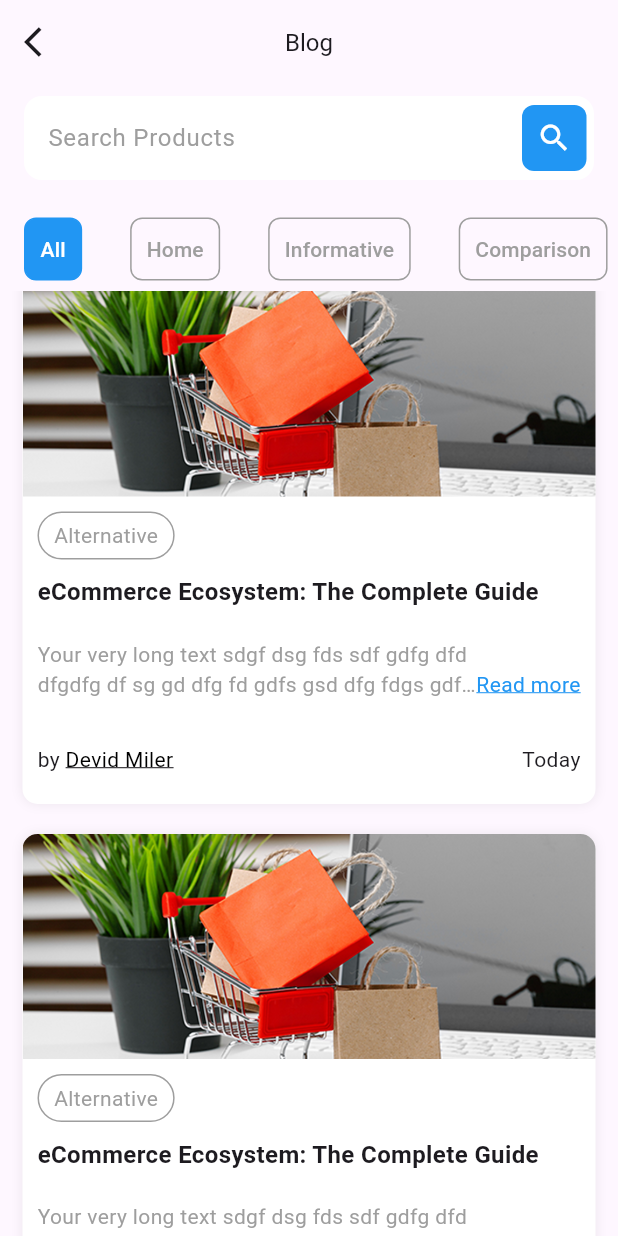
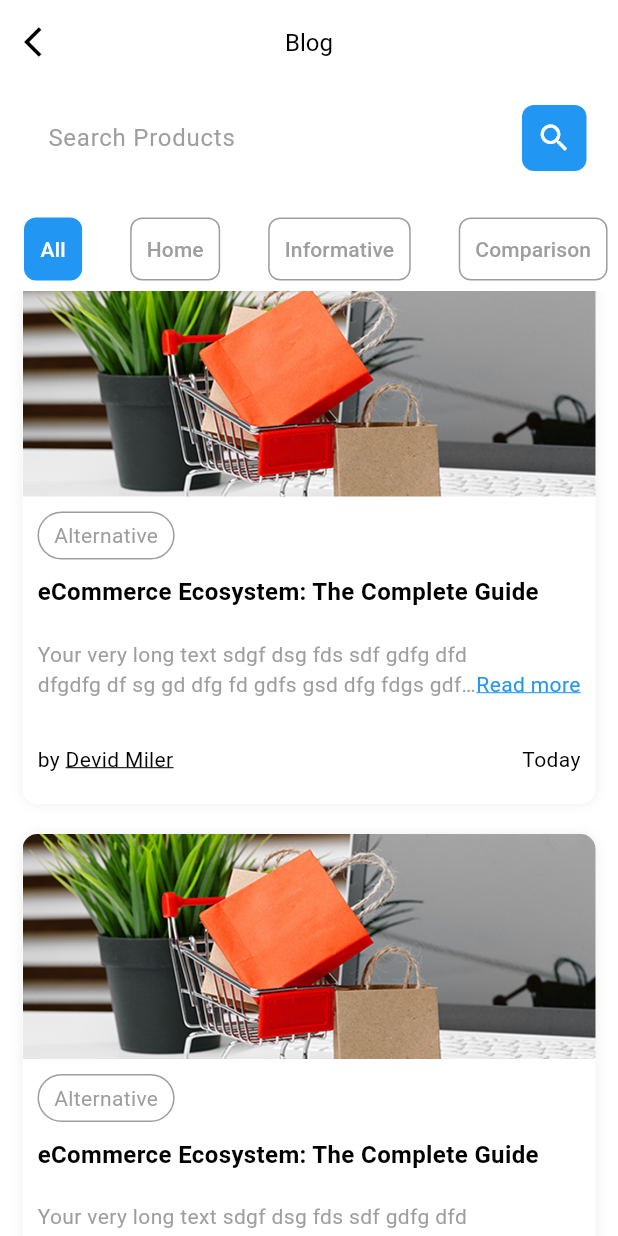
Before and after one commit to Zianur-6am/Flutter-Getx, a Flutter app: the screen it shows after launch, after a tap on "Tab Bar", on a phone screen of 412 x 824 dp. Run offline on Flutter 3.47's test engine with Material 3 defaults, Android fonts, the phone set to English and light mode, and no system bars; our stand-ins replace cached_network_image, carousel_slider, get, shared_preferences; network calls fail; Roboto replaces fonts that are missing (TitilliumWeb).

Commit message:
Feat: added theme and add product design practice

```diff
--- a/lib/Internationalization/messages.dart
+++ b/lib/Internationalization/messages.dart
@@ -8,6 +8,10 @@ class Messages extends Translations{
     //en is language code and US is country code
     'en_US' : {
       'hello' : 'How are you?',
+      'general_info' : 'General Info',
+      'variation_setup' : 'Variation Setup',
+      'product_seo' : 'Product Seo',
+      'add_product' : 'Add Product'
     },
     'hi_IN' : {
       'hello' : 'आप कैसे हैं?',
--- a/lib/home.dart
+++ b/lib/home.dart
@@ -34,6 +34,16 @@ class _HomeState extends State<Home> {
                 );
               },
               child: const Text("Explore Screen"),
+            ),
+
+
+            ElevatedButton(
+              onPressed: (){
+                Get.toNamed(
+                    "/add_product"
+                );
+              },
+              child: const Text("Add Product"),
             ),
 
             ElevatedButton(
--- a/lib/main.dart
+++ b/lib/main.dart
@@ -1,6 +1,7 @@
 import 'package:flutter/material.dart';
 import 'package:flutter_getx/Internationalization/ihome.dart';
 import 'package:flutter_getx/Internationalization/messages.dart';
+import 'package:flutter_getx/design_practice/6valley_seller/add_product/screens/add_product_screen.dart';
 import 'package:flutter_getx/explore_screen.dart';
 import 'package:flutter_getx/fetchapidata/productmodule/views/product_list_view.dart';
 import 'package:flutter_getx/route_navigation/named_navigation/route_home.dart';
@@ -11,6 +12,8 @@ import 'package:flutter_getx/route_navigation/un_named_navigation/page1.dart';
 import 'package:flutter_getx/state_management/reactive_state_manager/reactive_sm.dart';
 import 'package:flutter_getx/state_management/simple_state_manager/simple_sm.dart';
 import 'package:flutter_getx/tab_bar/screens/blog_screen.dart';
+import 'package:flutter_getx/theme/controllers/theme_controller.dart';
+import 'package:flutter_getx/theme/light_theme.dart';
 import 'package:flutter_getx/widgets/bottom_sheet.dart';
 import 'package:flutter_getx/widgets/expantion_tile.dart';
 import 'package:flutter_getx/widgets/show_dialog.dart';
@@ -19,6 +22,7 @@ import 'package:get/get.dart';
 
 import 'Food_Delivery_App_Design/features/home/screens/bottom_nav_bar.dart';
 import 'home.dart';
+import 'theme/dark_theme.dart';
 
 void main() {
   runApp(const MyApp());
@@ -30,13 +34,13 @@ class MyApp extends StatelessWidget {
   // This widget is the root of your application.
   @override
   Widget build(BuildContext context) {
+    return GetBuilder<ThemeController>(
+      init: ThemeController(),
+      builder: (themeController) {
         return GetMaterialApp(
           debugShowCheckedModeBanner: false,
           // title: 'Snackbar',
-      theme: ThemeData(
-        colorScheme: ColorScheme.fromSeed(seedColor: Colors.deepPurple),
-        useMaterial3: true,
-      ),
+          theme: themeController.darkTheme ? dark : light,
 
 
           ///Routing
@@ -67,6 +71,7 @@ class MyApp extends StatelessWidget {
             GetPage(name: '/fdhome', page: () => BottomNavBar()),
             GetPage(name: '/exptl', page: () => const ExpantionTileExample()),
             GetPage(name: '/blog_screen', page: () => const BlogScreen()),
+            GetPage(name: '/add_product', page: () => const AddProductScreen()),
             GetPage(name: '/explore', page: () => const MyCustomTab()),
           ],
           //to use unknownroute initialRoute cannot be /
@@ -81,4 +86,6 @@ class MyApp extends StatelessWidget {
           home: const Home(),
         );
       }
+    );
   }
+}
--- /dev/null
+++ b/lib/theme/controllers/theme_controller.dart
@@ -0,0 +1,28 @@
+import 'package:flutter_getx/utils/app_constant.dart';
+import 'package:get/get.dart';
+import 'package:shared_preferences/shared_preferences.dart';
+
+
+
+///Theme controller without shared preference and functionality -> just for using color
+
+class ThemeController extends GetxController implements GetxService{
+  // final SharedPreferences? sharedPreferences;
+  ThemeController() {
+    // _loadCurrentTheme();
+  }
+
+  bool _darkTheme = false;
+  bool get darkTheme => _darkTheme;
+
+  // void toggleTheme() {
+  //   _darkTheme = !_darkTheme;
+  //   sharedPreferences!.setBool(AppConstants.theme, _darkTheme);
+  //   update();
+  // }
+
+  // void _loadCurrentTheme() async {
+  //   _darkTheme = sharedPreferences!.getBool(AppConstants.theme) ?? false;
+  //   update();
+  // }
+}
--- /dev/null
+++ b/lib/theme/dark_theme.dart
@@ -0,0 +1,27 @@
+import 'package:flutter/material.dart';
+
+ThemeData dark = ThemeData(
+  fontFamily: 'TitilliumWeb',
+  primaryColor: const Color(0xFF1455AC),
+  brightness: Brightness.dark,
+  bottomSheetTheme: const BottomSheetThemeData(backgroundColor: Colors.transparent),
+  highlightColor: const Color(0xFF252525),
+  hintColor: const Color(0xFFc7c7c7),
+  colorScheme : const ColorScheme.dark(primary: Color(0xFF1455AC),
+      secondary: Color(0xFF78BDFC),
+      tertiary: Color(0xFF865C0A),
+      tertiaryContainer: Color(0xFF6C7A8E),
+      onTertiaryContainer: Color(0xFF0F5835),
+      primaryContainer: Color(0xFF208458),
+      secondaryContainer: Color(0xFFF2F2F2),
+      surface: Color(0xFF242424),
+      onPrimary: Color(0xFFF2F2F2),
+      onSecondary: Color(0xFFFC9926)
+  ),
+
+  pageTransitionsTheme: const PageTransitionsTheme(builders: {
+    TargetPlatform.android: ZoomPageTransitionsBuilder(),
+    TargetPlatform.iOS: ZoomPageTransitionsBuilder(),
+    TargetPlatform.fuchsia: ZoomPageTransitionsBuilder(),
+  }),
+);
--- /dev/null
+++ b/lib/theme/light_theme.dart
@@ -0,0 +1,35 @@
+import 'package:flutter/material.dart';
+
+ThemeData light = ThemeData(
+  fontFamily: 'TitilliumWeb',
+  primaryColor: const Color(0xFF1455AC),
+  bottomSheetTheme: const BottomSheetThemeData(backgroundColor: Colors.transparent),
+  brightness: Brightness.light,
+  highlightColor: Colors.white,
+  hintColor: const Color(0xFF9E9E9E),
+  disabledColor:  const Color(0xFF343A40),
+  canvasColor: const Color(0xFFFCFCFC),
+  cardColor: const Color(0xFFFFFFFF),
+  splashColor: Colors.transparent,
+  colorScheme: const ColorScheme.light(
+
+    error: Color(0xFFFF5A5A),
+    primary: Color(0xFF1455AC),
+    secondary: Color(0xFF004C8E),
+    tertiary: Color(0xFFF9D4A8),
+    tertiaryContainer: Color(0xFFADC9F3),
+    onTertiaryContainer: Color(0xFF33AF74),
+    primaryContainer: Color(0xFF9AECC6),
+    secondaryContainer: Color(0xFFF2F2F2),
+    surface: Color(0xFFFFFFFF),
+    surfaceTint: Color(0xFF0087FF),
+    onPrimary: Color(0xFF67AFFF),
+    onSecondary: Color(0xFFFC9926),
+  ),
+
+  pageTransitionsTheme: const PageTransitionsTheme(builders: {
+    TargetPlatform.android: ZoomPageTransitionsBuilder(),
+    TargetPlatform.iOS: ZoomPageTransitionsBuilder(),
+    TargetPlatform.fuchsia: ZoomPageTransitionsBuilder(),
+  }),
+);
--- a/lib/utils/app_constant.dart
+++ b/lib/utils/app_constant.dart
@@ -1,4 +1,4 @@
-class AppContants {
+class AppConstants {
 
   static const String baseUrl = 'https://stackfood-admin.6amtech.com';
   static const String categoryUri = '/api/v1/categories';
@@ -7,4 +7,8 @@ class AppContants {
   static const String configUri = '/api/v1/config';
   static const String foodCampaignUri = '/api/v1/campaigns/item';
 
+
+  // Shared Key
+  static const String theme = 'theme';
+
 }
--- a/pubspec.yaml
+++ b/pubspec.yaml
@@ -39,6 +39,7 @@ dependencies:
   http: ^1.2.2
   cached_network_image: ^3.4.1
   carousel_slider: ^5.0.0
+  shared_preferences: ^2.5.2
 
 dev_dependencies:
   flutter_test:
```
Also changed, not shown: lib/Food_Delivery_App_Design/features/home/repositories/home_repository.dart (+4 -4 lines), lib/common/basewidget/custom_app_bar.dart (added, +133 -0 lines), lib/design_practice/6valley_seller/add_product/controllers/AddProductController.dart (added, +16 -0 lines), lib/design_practice/6valley_seller/add_product/screens/add_product_screen.dart (added, +80 -0 lines), lib/design_practice/6valley_seller/add_product/widgets/add_product_section_widget.dart (added, +46 -0 lines), lib/design_practice/6valley_seller/add_product/widgets/add_product_title_bar.dart (added, +46 -0 lines), lib/utils/dimensions.dart (added, +63 -0 lines), lib/utils/styles.dart (added, +85 -0 lines), pubspec.lock, 1 other file. Lines whose indentation alone changed are shown as unchanged.
